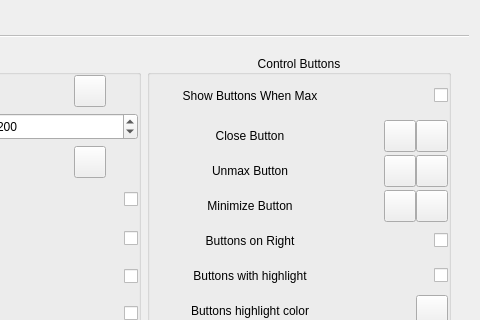
The window that widgets/mainsettingwidget.ui (SeptemberHX/dde-top-panel) describes before a commit, drawn with Qt 5; both pictures show x 240 to 720 and y 0 to 320 of the 720 by 553 pixel window.
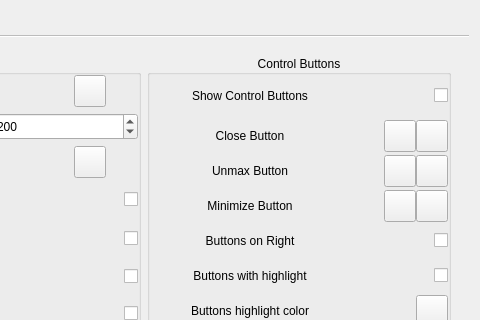
The same window after the commit. Icons and pictures are not drawn.

Commit message: fix: error setting message #64

What changed in the file:
```diff
--- a/widgets/mainsettingwidget.ui
+++ b/widgets/mainsettingwidget.ui
@@ -763,7 +763,7 @@
                    </size>
                   </property>
                   <property name="text">
-                   <string>Show Buttons When Max</string>
+                   <string>Show Control Buttons</string>
                   </property>
                   <property name="alignment">
                    <set>Qt::AlignCenter</set>
```
The commit also changes 1 other file.
